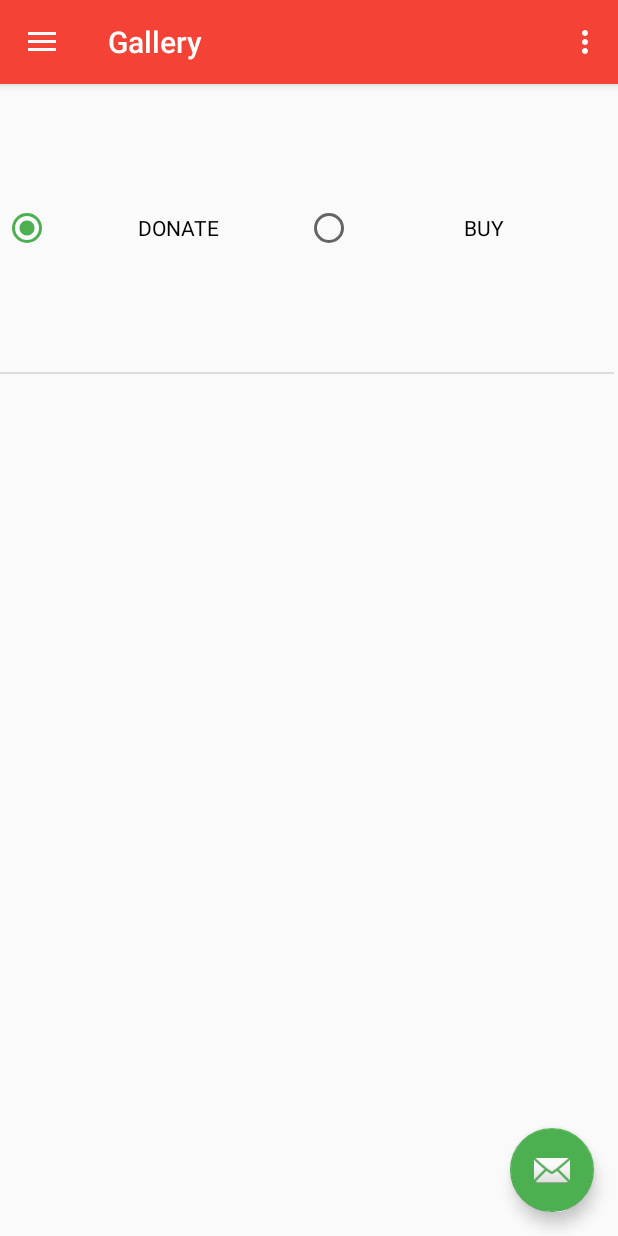
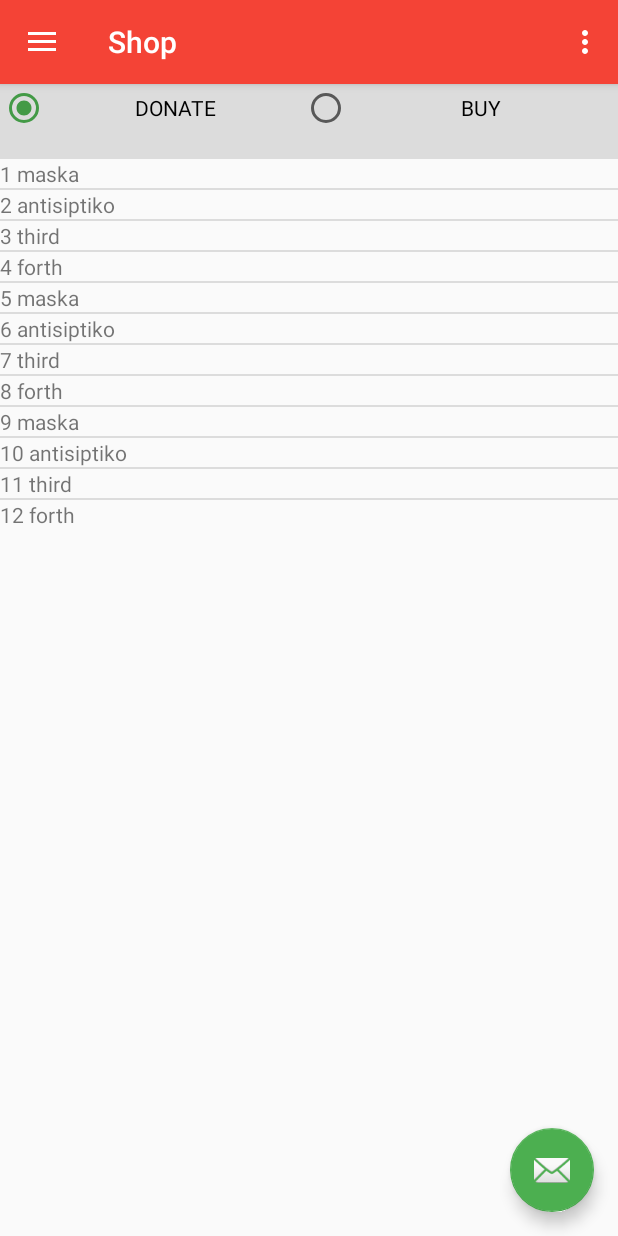
Before and after one commit to stefaniamak/Verop, an Android app: the screen it shows after launch (MainActivity), in the side drawer, after a tap on "Buy / Donate", on a phone screen of 412 x 824 dp. Run offline under Robolectric (Android 15) with nearby library versions, the phone set to English and light mode, and no system bars; our stand-ins replace navigation-ui.

Commit message:
Shop Item List prototype

```diff
--- a/app/src/main/java/com/example/simpleeshop/ui/shop/ShopFragment.java
+++ b/app/src/main/java/com/example/simpleeshop/ui/shop/ShopFragment.java
@@ -4,6 +4,8 @@ import android.os.Bundle;
 import android.view.LayoutInflater;
 import android.view.View;
 import android.view.ViewGroup;
+import android.widget.ListAdapter;
+import android.widget.ListView;
 import android.widget.TextView;
 
 import androidx.annotation.NonNull;
@@ -14,15 +16,26 @@ import androidx.lifecycle.ViewModelProviders;
 
 import com.example.simpleeshop.R;
 
+import java.util.ArrayList;
+import java.util.List;
+
 public class ShopFragment extends Fragment {
 
     private ShopViewModel shopViewModel;
+    ListView listView;
+    ListAdapter adapter;
+
+    View root;
 
     public View onCreateView(@NonNull LayoutInflater inflater,
                              ViewGroup container, Bundle savedInstanceState) {
         shopViewModel =
                 ViewModelProviders.of(this).get(ShopViewModel.class);
-        View root = inflater.inflate(R.layout.fragment_shop, container, false);
+        root = inflater.inflate(R.layout.fragment_shop, container, false);
+
+        //        getShopItems();
+
+
         /*
         final TextView textView = root.findViewById(R.id.text_gallery);
         shopViewModel.getText().observe(getViewLifecycleOwner(), new Observer<String>() {
@@ -33,6 +46,25 @@ public class ShopFragment extends Fragment {
         });
         */
 
+        initializeList();
+
+
         return root;
     }
+
+    private void initializeList() {
+        listView = root.findViewById(R.id.shop_list_view);
+
+
+        List<String> itemList = new ArrayList<>();
+
+        String[] items = getResources().getStringArray(R.array.item_test_list);
+            for (String item:items){
+                itemList.add(item);
+            }
+
+        adapter = new ShopListAdapter(root.getContext(), itemList);
+
+        listView.setAdapter(adapter);
+    }
 }
--- /dev/null
+++ b/app/src/main/java/com/example/simpleeshop/ui/shop/ShopItems.java
@@ -0,0 +1,34 @@
+package com.example.simpleeshop.ui.shop;
+
+import android.widget.ListAdapter;
+import android.widget.ListView;
+
+import androidx.appcompat.app.AppCompatActivity;
+import androidx.lifecycle.MutableLiveData;
+
+import com.example.simpleeshop.R;
+
+import java.util.ArrayList;
+import java.util.List;
+
+public class ShopItems extends AppCompatActivity {
+    ListView listView;
+    ListAdapter adapter;
+    List<String> Items = new ArrayList<>();
+
+    public ShopItems() {
+
+        getShopItems();
+        listView = listView.findViewById(R.id.shop_list_view);
+        adapter = new ShopListAdapter(this, Items);
+        listView.setAdapter(adapter);
+
+    }
+
+    void getShopItems() {
+        String[] items = getResources().getStringArray(R.array.item_test_list);
+        for (String item:items){
+            Items.add(item);
+        }
+    }
+}
--- /dev/null
+++ b/app/src/main/java/com/example/simpleeshop/ui/shop/ShopListAdapter.java
@@ -0,0 +1,39 @@
+package com.example.simpleeshop.ui.shop;
+
+import android.app.Activity;
+import android.content.Context;
+import android.view.LayoutInflater;
+import android.view.View;
+import android.view.ViewGroup;
+import android.widget.ArrayAdapter;
+import android.widget.TextView;
+
+import androidx.annotation.NonNull;
+import androidx.annotation.Nullable;
+
+import com.example.simpleeshop.R;
+
+import java.util.ArrayList;
+import java.util.List;
+
+public class ShopListAdapter extends ArrayAdapter<String> {
+
+    List<String> Items = new ArrayList<>();
+    Context context;
+
+    public ShopListAdapter(@NonNull Context context, List<String> Items) {
+        super(context, R.layout.item_layout, Items);
+        this.context = context;
+        this.Items = Items;
+    }
+
+    @NonNull
+    @Override
+    public View getView(int position, @Nullable View convertView, @NonNull ViewGroup parent) {
+        LayoutInflater inflater = ((Activity)context).getLayoutInflater();
+        View row = inflater.inflate(R.layout.item_layout, parent, false);
+        TextView ItemName = row.findViewById(R.id.shop_items);
+        ItemName.setText(Items.get(position));
+        return row;
+    }
+}
--- a/app/src/main/res/layout/fragment_shop.xml
+++ b/app/src/main/res/layout/fragment_shop.xml
@@ -1,5 +1,6 @@
 <?xml version="1.0" encoding="utf-8"?>
-<androidx.constraintlayout.widget.ConstraintLayout xmlns:android="http://schemas.android.com/apk/res/android"
+<RelativeLayout
+    xmlns:android="http://schemas.android.com/apk/res/android"
     xmlns:app="http://schemas.android.com/apk/res-auto"
     xmlns:tools="http://schemas.android.com/tools"
     android:layout_width="match_parent"
@@ -13,21 +14,14 @@
         android:orientation="horizontal"
         app:layout_constraintGuide_percent="0.25" />
 
-    <View
-        android:id="@+id/divider"
-        android:layout_width="409dp"
-        android:layout_height="1dp"
-        android:background="?android:attr/listDivider"
-        app:layout_constraintBottom_toBottomOf="parent"
-        app:layout_constraintStart_toStartOf="parent"
-        app:layout_constraintTop_toTopOf="parent"
-        app:layout_constraintVertical_bias="0.25" />
-
     <RadioGroup
+        android:id="@+id/radioGroupForShop"
         android:layout_width="wrap_content"
         android:layout_height="wrap_content"
+        android:layout_alignBottom="@+id/divider"
+        android:layout_marginBottom="18dp"
         android:orientation="horizontal"
-        app:layout_constraintBottom_toTopOf="@+id/guideline"
+        app:layout_constraintBottom_toTopOf="parent"
         app:layout_constraintEnd_toEndOf="parent"
         app:layout_constraintStart_toStartOf="parent"
         app:layout_constraintTop_toTopOf="parent">
@@ -50,24 +44,35 @@
 
     </RadioGroup>
 
+    <View
+        android:id="@+id/divider"
+        android:layout_width="match_parent"
+        android:layout_height="50dp"
+        android:background="?android:attr/listDivider"
+        />
+
+
     <LinearLayout
-        android:layout_width="409dp"
-        android:layout_height="546dp"
+        android:id="@+id/Layout_list_container"
+        android:layout_width="match_parent"
+
+        android:layout_height="match_parent"
+        android:layout_alignParentBottom="true"
+        android:layout_marginTop="50dp"
+
+
         android:orientation="vertical"
+        app:layout_constraintTop_toBottomOf="@+id/divider"
+        tools:ignore="MissingConstraints"
         tools:layout_editor_absoluteX="1dp"
-        tools:layout_editor_absoluteY="184dp"
-        app:layout_constraintTop_toBottomOf="@+id/divider">
+        tools:layout_editor_absoluteY="184dp">
 
-        <ScrollView
-            android:layout_width="match_parent"
-            android:layout_height="match_parent">
+        <ListView
+            android:id="@+id/shop_list_view"
+            android:layout_width="wrap_content"
+            android:layout_height="wrap_content" />
 
-            <LinearLayout
-                android:id="@+id/layout_shop_items"
-                android:layout_width="match_parent"
-                android:layout_height="wrap_content"
-                android:orientation="vertical" />
-        </ScrollView>
+
     </LinearLayout>
 
-</androidx.constraintlayout.widget.ConstraintLayout>
+</RelativeLayout>
--- a/app/src/main/res/layout/item_layout.xml
+++ b/app/src/main/res/layout/item_layout.xml
@@ -1,6 +1,12 @@
 <?xml version="1.0" encoding="utf-8"?>
 <RelativeLayout xmlns:android="http://schemas.android.com/apk/res/android"
     android:layout_width="match_parent"
-    android:layout_height="match_parent">
+    android:layout_height="wrap_content">
+
+    <TextView
+        android:layout_width="wrap_content"
+        android:layout_height="wrap_content"
+        android:id="@+id/shop_items"
+        android:text="Hey this is the shop" />
 
 </RelativeLayout>
--- a/app/src/main/res/navigation/mobile_navigation.xml
+++ b/app/src/main/res/navigation/mobile_navigation.xml
@@ -32,12 +32,12 @@
     <fragment
         android:id="@+id/nav_shop"
         android:name="com.example.simpleeshop.ui.shop.ShopFragment"
-        android:label="@string/menu_gallery"
+        android:label="Shop"
         tools:layout="@layout/fragment_shop" />
 
     <fragment
         android:id="@+id/nav_administrator_profile"
         android:name="com.example.simpleeshop.ui.administrator_profile.AdministratorProfileFragment"
-        android:label="@string/menu_slideshow"
+        android:label="Administrator Profile"
         tools:layout="@layout/fragment_administrator_profile" />
 </navigation>
--- a/app/src/main/res/values/strings.xml
+++ b/app/src/main/res/values/strings.xml
@@ -13,5 +13,18 @@
 
     <string name="home_second">Home Second</string>
 
-
+    <string-array name="item_test_list">
+        <item>1 maska</item>
+        <item>2 antisiptiko</item>
+        <item>3 third</item>
+        <item>4 forth</item>
+        <item>5 maska</item>
+        <item>6 antisiptiko</item>
+        <item>7 third</item>
+        <item>8 forth</item>
+        <item>9 maska</item>
+        <item>10 antisiptiko</item>
+        <item>11 third</item>
+        <item>12 forth</item>
+    </string-array>
 </resources>
```
Also changed, not shown: app/src/main/java/com/example/simpleeshop/MainActivity.java (+16 -0 lines), app/src/main/java/com/example/simpleeshop/ui/shop/ShopViewModel.java (+14 -0 lines).
